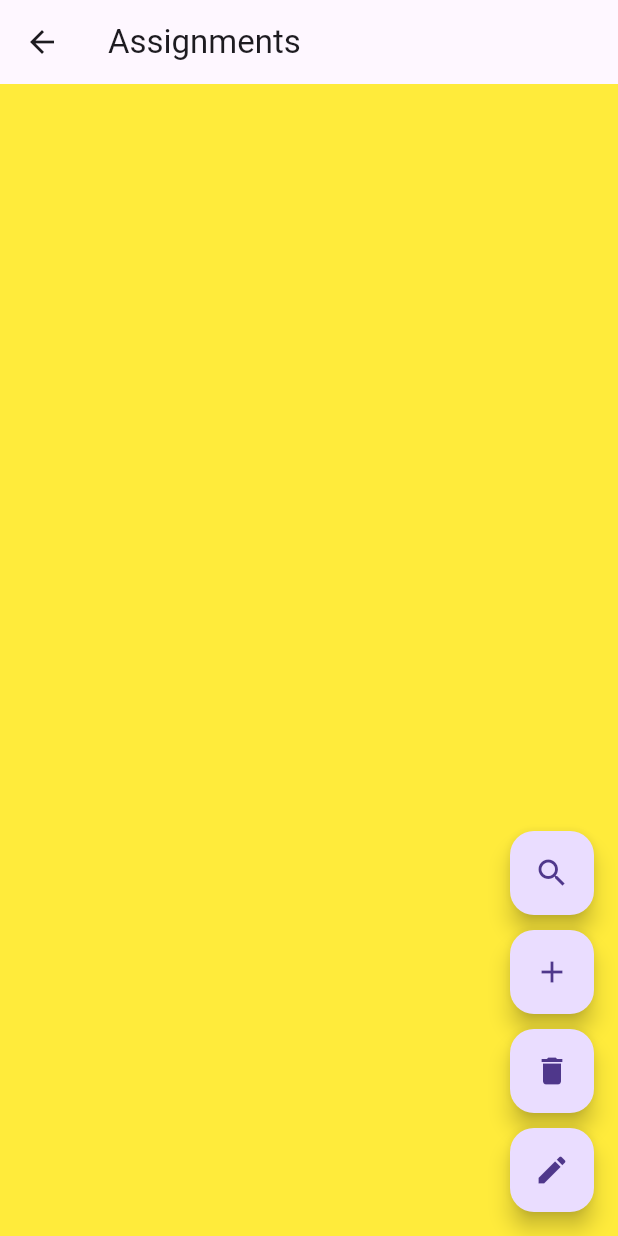
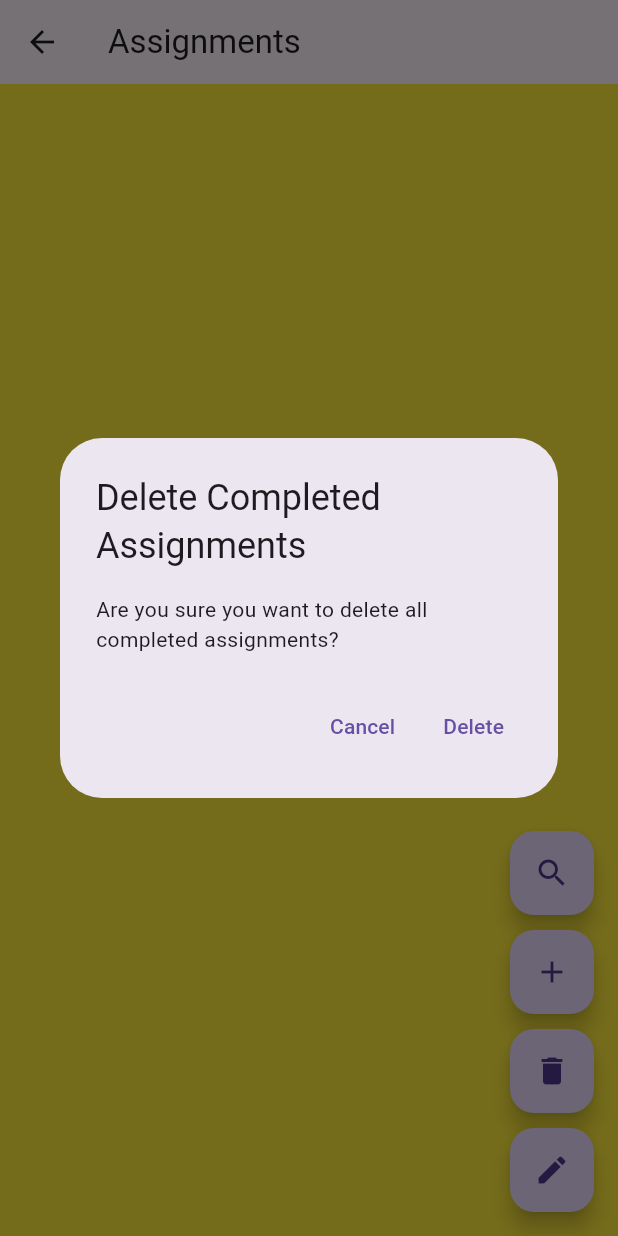
Before and after one commit to RyleyMurphy/homework-tracker, a Flutter app: the AssignmentListScreen screen opened directly, after a tap on the "delete" icon, on a phone screen of 412 x 824 dp. Run offline on Flutter 3.47's test engine with Material 3 defaults, Android fonts, the phone set to English and light mode, and no system bars; our stand-ins replace cloud_firestore, firebase_auth, firebase_core, firebase_database; accounts and stored records are empty.

Commit message:
Added Better Assignment Deleting Functionality

```diff
--- a/lib/presenters/assignment_presenter.dart
+++ b/lib/presenters/assignment_presenter.dart
@@ -33,4 +33,9 @@ class AssignmentPresenter {
     ..addAll(filtered);
   }
 
+  Future<void> deleteAssignment(int index) async {
+    await Assignment.deleteCompletedAssignments();
+    _assignments.removeAt(index);
+  }
+
 }
--- a/lib/views/assignment_list_screen.dart
+++ b/lib/views/assignment_list_screen.dart
@@ -92,6 +92,32 @@ class _AssignmentListScreenState extends State<AssignmentListScreen> {
           ],
         );
       }
+    );
+  }
+
+  void _showDeleteAssignmentDialog() {
+    showDialog(
+      context: context,
+      builder: (context) {
+        return AlertDialog(
+          title: const Text('Delete Completed Assignments'),
+          content: const Text('Are you sure you want to delete all completed assignments?'),
+          actions: [
+            TextButton(
+              onPressed: () => Navigator.pop(context), // Cancel Button
+              child: const Text('Cancel'),
+            ),
+            TextButton(
+              onPressed: () async {
+                await _presenter.deleteAssignment(0); // Delete all completed assignments
+                setState(() {});
+                Navigator.pop(context); // Close Dialog
+              },
+              child: const Text('Delete'),
+            ),
+          ],
+        );
+      },
     );
   }
 
```
Also changed, not shown: lib/models/assignment_models.dart (+15 -0 lines).
